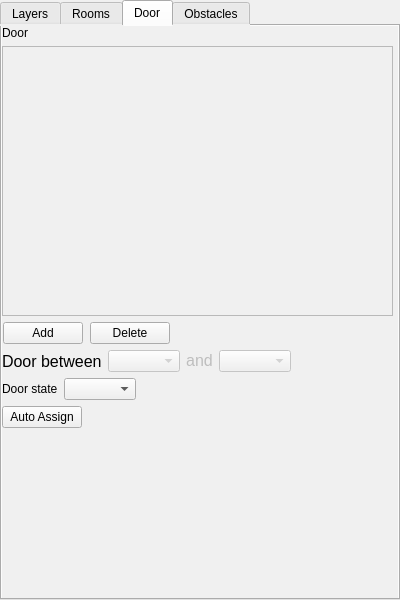
Old version of the form forms/roomwidget.ui in the repository JuPedSim/jpseditor.
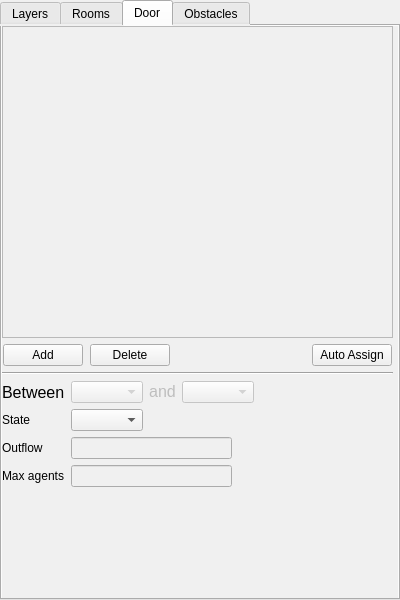
New version of the form.

```diff
--- a/forms/roomwidget.ui
+++ b/forms/roomwidget.ui
@@ -332,23 +332,16 @@
    <attribute name="title">
     <string>Door</string>
    </attribute>
-   <widget class="QWidget" name="layoutWidget">
+   <widget class="QWidget" name="">
     <property name="geometry">
      <rect>
       <x>0</x>
       <y>0</y>
       <width>391</width>
-      <height>402</height>
+      <height>461</height>
      </rect>
     </property>
-    <layout class="QVBoxLayout" name="verticalLayout_4">
-     <item>
-      <widget class="QLabel" name="label_8">
-       <property name="text">
-        <string>Door</string>
-       </property>
-      </widget>
-     </item>
+    <layout class="QVBoxLayout" name="verticalLayout_8">
      <item>
       <widget class="QListWidget" name="crossingList"/>
      </item>
@@ -396,10 +389,29 @@
          </property>
         </spacer>
        </item>
+       <item>
+        <widget class="QPushButton" name="auto_assign_doors">
+         <property name="toolTip">
+          <string>&lt;html&gt;&lt;head/&gt;&lt;body&gt;&lt;p&gt;Assign Door to room&lt;/p&gt;&lt;/body&gt;&lt;/html&gt;</string>
+         </property>
+         <property name="text">
+          <string>Auto Assign</string>
+         </property>
+        </widget>
+       </item>
       </layout>
      </item>
      <item>
-      <layout class="QHBoxLayout" name="horizontalLayout_4">
+      <widget class="Line" name="line">
+       <property name="orientation">
+        <enum>Qt::Horizontal</enum>
+       </property>
+      </widget>
+     </item>
+     <item>
+      <layout class="QHBoxLayout" name="horizontalLayout_14">
+       <item>
+        <layout class="QVBoxLayout" name="verticalLayout_7">
        <item>
         <widget class="QLabel" name="crossing_between">
          <property name="enabled">
@@ -411,10 +423,37 @@
           </font>
          </property>
          <property name="text">
-          <string>Door between</string>
+            <string>Between</string>
          </property>
         </widget>
        </item>
+         <item>
+          <widget class="QLabel" name="label_5">
+           <property name="text">
+            <string>State</string>
+           </property>
+          </widget>
+         </item>
+         <item>
+          <widget class="QLabel" name="label_10">
+           <property name="text">
+            <string>Outflow</string>
+           </property>
+          </widget>
+         </item>
+         <item>
+          <widget class="QLabel" name="label_12">
+           <property name="text">
+            <string>Max agents</string>
+           </property>
+          </widget>
+         </item>
+        </layout>
+       </item>
+       <item>
+        <layout class="QVBoxLayout" name="verticalLayout_4">
+         <item>
+          <layout class="QHBoxLayout" name="horizontalLayout_4">
        <item>
         <widget class="QComboBox" name="roomBox_from">
          <property name="enabled">
@@ -454,7 +493,7 @@
         </widget>
        </item>
        <item>
-        <spacer name="horizontalSpacer_12">
+            <spacer name="horizontalSpacer_13">
          <property name="orientation">
           <enum>Qt::Horizontal</enum>
          </property>
@@ -470,13 +509,6 @@
      </item>
      <item>
       <layout class="QHBoxLayout" name="horizontalLayout_6">
-       <item>
-        <widget class="QLabel" name="label_5">
-         <property name="text">
-          <string>Door state</string>
-         </property>
-        </widget>
-       </item>
        <item>
         <widget class="QComboBox" name="stateComboBox"/>
        </item>
@@ -498,20 +530,36 @@
      <item>
       <layout class="QHBoxLayout" name="horizontalLayout_18">
        <item>
-        <widget class="QPushButton" name="auto_assign_doors">
-         <property name="toolTip">
-          <string>&lt;html&gt;&lt;head/&gt;&lt;body&gt;&lt;p&gt;Assign Door to room&lt;/p&gt;&lt;/body&gt;&lt;/html&gt;</string>
-         </property>
-         <property name="text">
-          <string>Auto Assign</string>
-         </property>
-        </widget>
+            <widget class="QLineEdit" name="OutflowLineEdit"/>
        </item>
        <item>
         <spacer name="horizontalSpacer_7">
          <property name="orientation">
           <enum>Qt::Horizontal</enum>
          </property>
+             <property name="sizeType">
+              <enum>QSizePolicy::Expanding</enum>
+             </property>
+             <property name="sizeHint" stdset="0">
+              <size>
+               <width>60</width>
+               <height>20</height>
+              </size>
+             </property>
+            </spacer>
+           </item>
+          </layout>
+         </item>
+         <item>
+          <layout class="QHBoxLayout" name="horizontalLayout_13">
+           <item>
+            <widget class="QLineEdit" name="maxAgentsLineEdit"/>
+           </item>
+           <item>
+            <spacer name="horizontalSpacer_12">
+             <property name="orientation">
+              <enum>Qt::Horizontal</enum>
+             </property>
          <property name="sizeHint" stdset="0">
           <size>
            <width>40</width>
@@ -519,6 +567,10 @@
           </size>
          </property>
         </spacer>
+           </item>
+          </layout>
+         </item>
+        </layout>
        </item>
       </layout>
      </item>
```
Left out of the diff: 71 changed lines with no effect on the pictures. Lines whose indentation alone changed are shown as unchanged.
